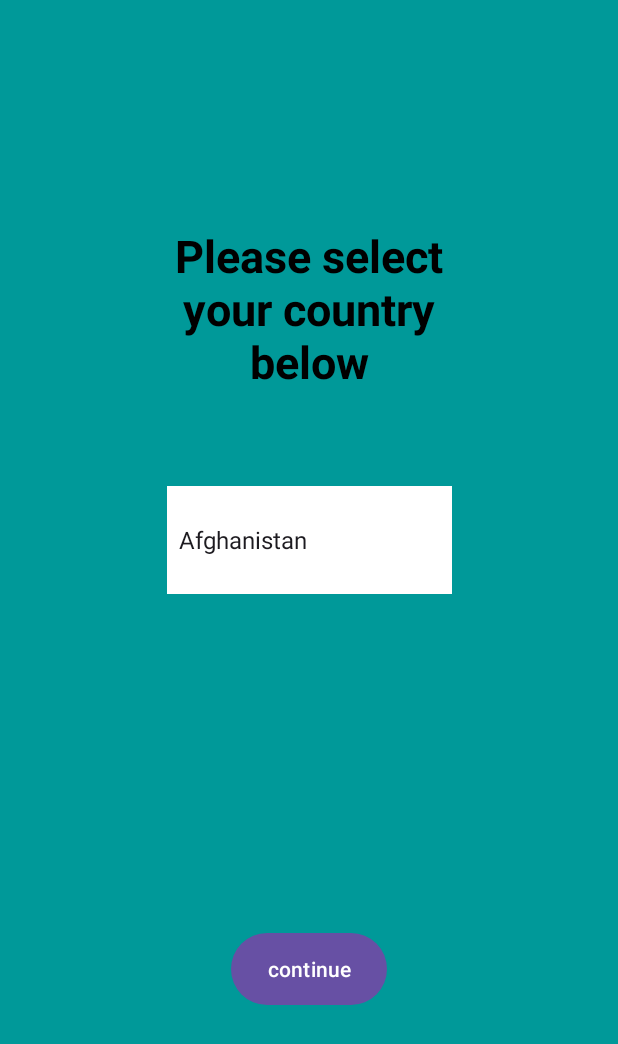
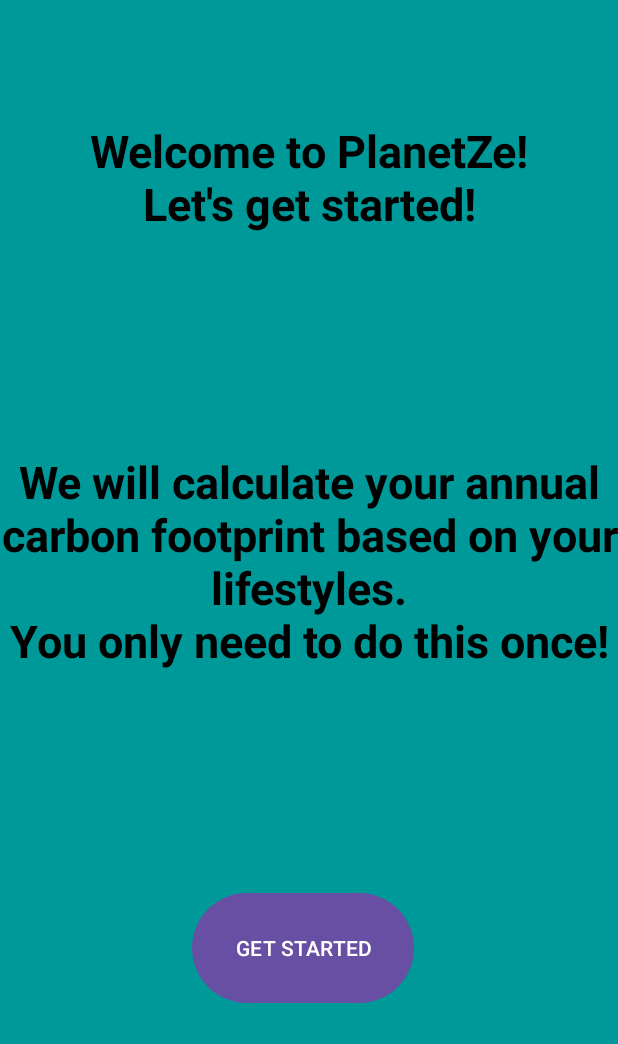
Before and after one commit to jasonnghim8/PlanetZe_gp5, an Android app: the StartFragment screen opened directly, with no data from a screen before it, after a tap on "ACF Select Country", on a phone screen of 412 x 824 dp. Shown: the top 1044 px of the screen. Run offline under Robolectric (Android 15) with nearby library versions, the phone set to English and light mode, and no system bars; our stand-ins replace Firebase (no records; nobody signed in at launch, a user with empty details on screens opened directly).

Commit message:
created welcome screen rounded up most value display updated text spaces and formats updated UI background

```diff
--- a/app/src/main/AndroidManifest.xml
+++ b/app/src/main/AndroidManifest.xml
@@ -17,6 +17,9 @@
             android:name=".acf.ACFQuestion"
             android:exported="true" />
         <activity
+            android:name=".acf.Welcome"
+            android:exported="true" />
+        <activity
             android:name=".acf.ACFResults"
             android:exported="true" />
         <activity
--- a/app/src/main/java/com/example/planetZe_gp5/StartFragment.java
+++ b/app/src/main/java/com/example/planetZe_gp5/StartFragment.java
@@ -15,6 +15,7 @@ import androidx.fragment.app.FragmentTransaction;
 import com.example.planetZe_gp5.acf.ACFQuestion;
 import com.example.planetZe_gp5.acf.ACFResults;
 import com.example.planetZe_gp5.acf.CountrySelection;
+import com.example.planetZe_gp5.acf.Welcome;
 import com.example.planetZe_gp5.ecotracker.EcoTrackerMainFragment;
 
 public class StartFragment extends Fragment {
@@ -38,7 +39,7 @@ public class StartFragment extends Fragment {
         buttonACF.setOnClickListener(new View.OnClickListener() {
             @Override
             public void onClick(View v) {
-                Intent intent = new Intent(getContext(), CountrySelection.class);
+                Intent intent = new Intent(getContext(), Welcome.class);
                 intent.addFlags(Intent.FLAG_ACTIVITY_BROUGHT_TO_FRONT);
                 startActivity(intent);
             }
--- a/app/src/main/java/com/example/planetZe_gp5/acf/Calculation.java
+++ b/app/src/main/java/com/example/planetZe_gp5/acf/Calculation.java
@@ -173,7 +173,7 @@ public class Calculation implements Observer {
         int diet = input.get("8");
         // pls switch the order of vegetarian and vegan for simplicity
         if (diet < 4) {
-            double cf = 500 * diet + calculateLeftover(input);
+            double cf = (500 * diet + calculateLeftover(input)) * 0.001;
             dbModel.writeUserData("annualCarbonFootprint/Food", cf);
             return cf;
         }
--- /dev/null
+++ b/app/src/main/java/com/example/planetZe_gp5/acf/Welcome.java
@@ -0,0 +1,36 @@
+package com.example.planetZe_gp5.acf;
+
+import android.content.Intent;
+import android.os.Bundle;
+import android.widget.Button;
+import android.widget.TextView;
+
+import androidx.appcompat.app.AppCompatActivity;
+
+import com.example.planetZe_gp5.R;
+
+
+public class Welcome extends AppCompatActivity {
+    private TextView welcome;
+    private TextView explain;
+
+    private Button start;
+
+    @Override
+    protected void onCreate(Bundle savedInstanceState){
+        super.onCreate(savedInstanceState);
+        setContentView(R.layout.activity_welcome);
+
+        welcome = findViewById(R.id.welcome);
+        explain = findViewById(R.id.message);
+        start = findViewById(R.id.start);
+
+        welcome.setText(R.string.welcome);
+        explain.setText(R.string.welcomeMessage);
+
+        start.setOnClickListener(v -> {
+            Intent intent1 = new Intent(Welcome.this, CountrySelection.class);
+            startActivity(intent1);
+        });
+    }
+}
--- a/app/src/main/res/layout/activity_acftotal.xml
+++ b/app/src/main/res/layout/activity_acftotal.xml
@@ -13,7 +13,7 @@
         android:layout_height="0dp"
         android:layout_marginTop="60dp"
         android:layout_marginBottom="11dp"
-        android:text="TextView"
+        android:text="@string/waiting"
         android:textColor="@color/black"
         android:gravity="center"
         android:textSize="40sp"
--- /dev/null
+++ b/app/src/main/res/layout/activity_welcome.xml
@@ -0,0 +1,55 @@
+<?xml version="1.0" encoding="utf-8"?>
+<androidx.constraintlayout.widget.ConstraintLayout xmlns:android="http://schemas.android.com/apk/res/android"
+    xmlns:app="http://schemas.android.com/apk/res-auto"
+    xmlns:tools="http://schemas.android.com/tools"
+    android:layout_width="match_parent"
+    android:layout_height="match_parent"
+    android:background="@color/navy"
+    tools:context=".acf.Welcome">
+
+    <LinearLayout
+        android:id="@+id/linearLayout2"
+        android:layout_width="412dp"
+        android:layout_height="510dp"
+        android:layout_marginTop="1dp"
+        android:layout_marginBottom="9dp"
+        android:orientation="vertical"
+        app:layout_constraintBottom_toTopOf="@+id/start"
+        app:layout_constraintEnd_toEndOf="parent"
+        app:layout_constraintStart_toStartOf="parent"
+        app:layout_constraintTop_toTopOf="parent">
+
+        <TextView
+            android:id="@+id/welcome"
+            android:layout_width="match_parent"
+            android:layout_height="234dp"
+            android:gravity="center"
+            android:text="TextView"
+            android:textStyle="bold"
+            android:textColor="@color/black"
+            android:textSize="30sp" />
+
+        <TextView
+            android:id="@+id/message"
+            android:layout_width="match_parent"
+            android:layout_height="277dp"
+            android:gravity="center"
+            android:text="TextView"
+            android:textStyle="bold"
+            android:textColor="@color/black"
+            android:textSize="30sp" />
+    </LinearLayout>
+
+    <Button
+        android:id="@+id/start"
+        android:layout_width="148dp"
+        android:layout_height="73dp"
+        android:layout_marginStart="128dp"
+        android:layout_marginTop="84dp"
+        android:background="@drawable/dark_blue_smooth"
+        android:text="@string/start"
+        android:textAllCaps="true"
+        app:layout_constraintStart_toStartOf="parent"
+        app:layout_constraintTop_toBottomOf="@+id/linearLayout2" />
+
+</androidx.constraintlayout.widget.ConstraintLayout>
--- a/app/src/main/res/values/strings.xml
+++ b/app/src/main/res/values/strings.xml
@@ -4,13 +4,18 @@
     <string name="buttonLogin">Login</string>
     <string name="buttonEcoGauge">Eco Gauge</string>
     <string name="continued">continue</string>
+    <string name="start">get started</string>
+    <string name="welcome">Welcome to PlanetZe!\nLet\'s get started!</string>
+    <string name="welcomeMessage">We will calculate your annual carbon footprint based on
+    your lifestyles.\nYou only need to do this once!</string>
     <string name="country_select">Please select your country below</string>
     <string name="acfResult">Your Annual Carbon Footprint is:</string>
     <string name="transport">transportation</string>
     <string name="food">food</string>
     <string name="housing">housing</string>
     <string name="consumption">consumption</string>
-    <string name="acfResult2">Your Annual Carbon Footprint for each category (in tons):</string>
+    <string name="waiting">updating data</string>
+    <string name="acfResult2">Your Annual Carbon Footprint for each category (in %):</string>
     <string name="delete_item">Delete Item</string>
     <string name="add_item">Add</string>
     <string name="save">Save Edits</string>
```
Also changed, not shown: app/src/main/java/com/example/planetZe_gp5/acf/ACFResult2.java (+8 -4 lines), app/src/main/java/com/example/planetZe_gp5/acf/ACFResults3.java (+14 -9 lines), app/src/main/res/layout/activity_acfresult3.xml (+9 -7 lines).
